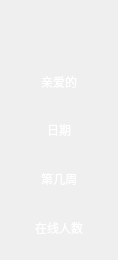
The window that Qt-Zhku-Client/UserAvater.ui (yujiecong/Qt-Zhku-Client) describes before a commit, drawn with Qt 5.
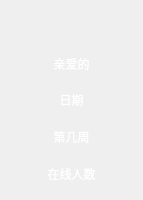
The same window after the commit. Icons and pictures are not drawn.

Diff of the .ui file:
```diff
--- a/Qt-Zhku-Client/UserAvater.ui
+++ b/Qt-Zhku-Client/UserAvater.ui
@@ -6,10 +6,16 @@
    <rect>
     <x>0</x>
     <y>0</y>
-    <width>118</width>
-    <height>260</height>
+    <width>143</width>
+    <height>200</height>
    </rect>
   </property>
+  <property name="minimumSize">
+   <size>
+    <width>0</width>
+    <height>200</height>
+   </size>
+  </property>
   <property name="windowTitle">
    <string>Form</string>
   </property>
@@ -44,6 +50,7 @@
      <property name="font">
       <font>
        <family>微软雅黑</family>
+       <pointsize>9</pointsize>
       </font>
      </property>
      <property name="styleSheet">
@@ -55,6 +62,9 @@
      <property name="alignment">
       <set>Qt::AlignCenter</set>
      </property>
+     <property name="wordWrap">
+      <bool>true</bool>
+     </property>
     </widget>
    </item>
    <item>
@@ -62,6 +72,7 @@
      <property name="font">
       <font>
        <family>微软雅黑</family>
+       <pointsize>9</pointsize>
       </font>
      </property>
      <property name="styleSheet">
@@ -73,6 +84,9 @@
      <property name="alignment">
       <set>Qt::AlignCenter</set>
      </property>
+     <property name="wordWrap">
+      <bool>true</bool>
+     </property>
     </widget>
    </item>
    <item>
@@ -80,6 +94,7 @@
      <property name="font">
       <font>
        <family>微软雅黑</family>
+       <pointsize>9</pointsize>
       </font>
      </property>
      <property name="styleSheet">
@@ -91,6 +106,9 @@
      <property name="alignment">
       <set>Qt::AlignCenter</set>
      </property>
+     <property name="wordWrap">
+      <bool>true</bool>
+     </property>
     </widget>
    </item>
    <item>
@@ -98,6 +116,7 @@
      <property name="font">
       <font>
        <family>微软雅黑</family>
+       <pointsize>9</pointsize>
       </font>
      </property>
      <property name="styleSheet">
@@ -109,6 +128,9 @@
      <property name="alignment">
       <set>Qt::AlignCenter</set>
      </property>
+     <property name="wordWrap">
+      <bool>true</bool>
+     </property>
     </widget>
    </item>
   </layout>
```
Left out of the diff: 14 changed lines with no effect on the pictures.
